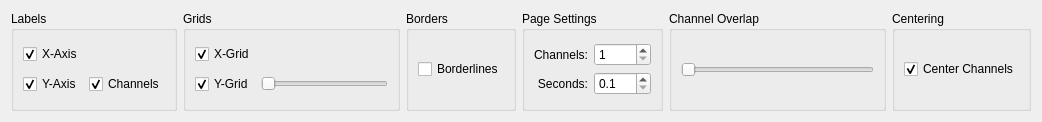
Above: src/gui_impl/signal_browser/adapt_browser_view_widget.ui from cbrnr/sigviewer before the change. Below: the same form after it.
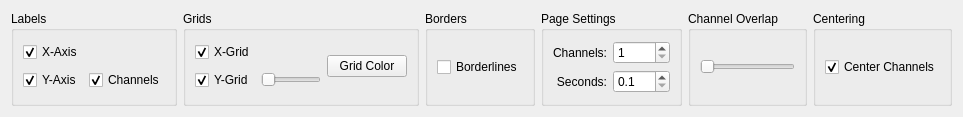
That is the form after the change.

Commit message: Added a button to pick grid color

Diff of the .ui file:
```diff
--- a/src/gui_impl/signal_browser/adapt_browser_view_widget.ui
+++ b/src/gui_impl/signal_browser/adapt_browser_view_widget.ui
@@ -6,8 +6,8 @@
    <rect>
     <x>0</x>
     <y>0</y>
-    <width>1042</width>
-    <height>122</height>
+    <width>963</width>
+    <height>117</height>
    </rect>
   </property>
   <property name="sizePolicy">
@@ -20,102 +20,6 @@
    <string>Form</string>
   </property>
   <layout class="QGridLayout" name="gridLayout_7">
-   <item row="0" column="8">
-    <widget class="QGroupBox" name="groupBox_6">
-     <property name="title">
-      <string>Centering</string>
-     </property>
-     <layout class="QGridLayout" name="gridLayout_6">
-      <item row="0" column="0">
-       <widget class="QCheckBox" name="offsetCheckBox">
-        <property name="text">
-         <string>Center Channels</string>
-        </property>
-        <property name="checked">
-         <bool>true</bool>
-        </property>
-       </widget>
-      </item>
-     </layout>
-    </widget>
-   </item>
-   <item row="0" column="6">
-    <widget class="QGroupBox" name="groupBox_5">
-     <property name="title">
-      <string>Channel Overlap</string>
-     </property>
-     <layout class="QGridLayout" name="gridLayout_5">
-      <item row="0" column="0">
-       <widget class="QSlider" name="channelOverlappingSlider">
-        <property name="maximum">
-         <number>100</number>
-        </property>
-        <property name="orientation">
-         <enum>Qt::Horizontal</enum>
-        </property>
-       </widget>
-      </item>
-     </layout>
-    </widget>
-   </item>
-   <item row="0" column="5">
-    <widget class="QGroupBox" name="groupBox_3">
-     <property name="title">
-      <string>Page Settings</string>
-     </property>
-     <layout class="QGridLayout" name="gridLayout_3">
-      <item row="0" column="0">
-       <layout class="QHBoxLayout" name="horizontalLayout">
-        <item>
-         <layout class="QVBoxLayout" name="verticalLayout">
-          <item>
-           <widget class="QLabel" name="label_2">
-            <property name="text">
-             <string>Channels:</string>
-            </property>
-            <property name="alignment">
-             <set>Qt::AlignRight|Qt::AlignTrailing|Qt::AlignVCenter</set>
-            </property>
-           </widget>
-          </item>
-          <item>
-           <widget class="QLabel" name="xUnitsPerPageLabel">
-            <property name="text">
-             <string>Seconds:</string>
-            </property>
-            <property name="alignment">
-             <set>Qt::AlignRight|Qt::AlignTrailing|Qt::AlignVCenter</set>
-            </property>
-           </widget>
-          </item>
-         </layout>
-        </item>
-        <item>
-         <layout class="QVBoxLayout" name="verticalLayout_2">
-          <item>
-           <widget class="QSpinBox" name="channelsPerPageSpinbox">
-            <property name="minimum">
-             <number>1</number>
-            </property>
-           </widget>
-          </item>
-          <item>
-           <widget class="QDoubleSpinBox" name="secsPerPageSpinbox">
-            <property name="decimals">
-             <number>1</number>
-            </property>
-            <property name="minimum">
-             <double>0.100000000000000</double>
-            </property>
-           </widget>
-          </item>
-         </layout>
-        </item>
-       </layout>
-      </item>
-     </layout>
-    </widget>
-   </item>
    <item row="0" column="0">
     <widget class="QGroupBox" name="groupBox">
      <property name="title">
@@ -161,7 +65,7 @@
       <string>Grids</string>
      </property>
      <layout class="QGridLayout" name="gridLayout_2">
-      <item row="1" column="0">
+      <item row="0" column="0">
        <widget class="QCheckBox" name="xGridCheckbox">
         <property name="enabled">
          <bool>true</bool>
@@ -174,7 +78,39 @@
         </property>
        </widget>
       </item>
-      <item row="3" column="1">
+      <item row="0" column="2" rowspan="2">
+       <widget class="QPushButton" name="grid_color_button">
+        <property name="sizePolicy">
+         <sizepolicy hsizetype="Minimum" vsizetype="Fixed">
+          <horstretch>0</horstretch>
+          <verstretch>0</verstretch>
+         </sizepolicy>
+        </property>
+        <property name="text">
+         <string>Grid Color</string>
+        </property>
+       </widget>
+      </item>
+      <item row="1" column="0">
+       <widget class="QCheckBox" name="yGridCheckbox">
+        <property name="enabled">
+         <bool>true</bool>
+        </property>
+        <property name="sizePolicy">
+         <sizepolicy hsizetype="Minimum" vsizetype="Fixed">
+          <horstretch>0</horstretch>
+          <verstretch>0</verstretch>
+         </sizepolicy>
+        </property>
+        <property name="text">
+         <string>Y-Grid</string>
+        </property>
+        <property name="checked">
+         <bool>true</bool>
+        </property>
+       </widget>
+      </item>
+      <item row="1" column="1">
        <widget class="QSlider" name="yGridSlider">
         <property name="maximum">
          <number>30</number>
@@ -193,25 +129,6 @@
         </property>
        </widget>
       </item>
-      <item row="3" column="0">
-       <widget class="QCheckBox" name="yGridCheckbox">
-        <property name="enabled">
-         <bool>true</bool>
-        </property>
-        <property name="sizePolicy">
-         <sizepolicy hsizetype="Minimum" vsizetype="Fixed">
-          <horstretch>0</horstretch>
-          <verstretch>0</verstretch>
-         </sizepolicy>
-        </property>
-        <property name="text">
-         <string>Y-Grid</string>
-        </property>
-        <property name="checked">
-         <bool>true</bool>
-        </property>
-       </widget>
-      </item>
      </layout>
     </widget>
    </item>
@@ -221,7 +138,7 @@
       <string>Borders</string>
      </property>
      <layout class="QGridLayout" name="gridLayout_4">
-      <item row="0" column="0">
+      <item row="0" column="1">
        <widget class="QCheckBox" name="checkBox">
         <property name="text">
          <string>Borderlines</string>
@@ -231,6 +148,102 @@
      </layout>
     </widget>
    </item>
+   <item row="0" column="3">
+    <widget class="QGroupBox" name="groupBox_3">
+     <property name="title">
+      <string>Page Settings</string>
+     </property>
+     <layout class="QGridLayout" name="gridLayout_3">
+      <item row="0" column="0">
+       <layout class="QHBoxLayout" name="horizontalLayout">
+        <item>
+         <layout class="QVBoxLayout" name="verticalLayout">
+          <item>
+           <widget class="QLabel" name="label_2">
+            <property name="text">
+             <string>Channels:</string>
+            </property>
+            <property name="alignment">
+             <set>Qt::AlignRight|Qt::AlignTrailing|Qt::AlignVCenter</set>
+            </property>
+           </widget>
+          </item>
+          <item>
+           <widget class="QLabel" name="xUnitsPerPageLabel">
+            <property name="text">
+             <string>Seconds:</string>
+            </property>
+            <property name="alignment">
+             <set>Qt::AlignRight|Qt::AlignTrailing|Qt::AlignVCenter</set>
+            </property>
+           </widget>
+          </item>
+         </layout>
+        </item>
+        <item>
+         <layout class="QVBoxLayout" name="verticalLayout_2">
+          <item>
+           <widget class="QSpinBox" name="channelsPerPageSpinbox">
+            <property name="minimum">
+             <number>1</number>
+            </property>
+           </widget>
+          </item>
+          <item>
+           <widget class="QDoubleSpinBox" name="secsPerPageSpinbox">
+            <property name="decimals">
+             <number>1</number>
+            </property>
+            <property name="minimum">
+             <double>0.100000000000000</double>
+            </property>
+           </widget>
+          </item>
+         </layout>
+        </item>
+       </layout>
+      </item>
+     </layout>
+    </widget>
+   </item>
+   <item row="0" column="4">
+    <widget class="QGroupBox" name="groupBox_5">
+     <property name="title">
+      <string>Channel Overlap</string>
+     </property>
+     <layout class="QGridLayout" name="gridLayout_5">
+      <item row="0" column="0">
+       <widget class="QSlider" name="channelOverlappingSlider">
+        <property name="maximum">
+         <number>100</number>
+        </property>
+        <property name="orientation">
+         <enum>Qt::Horizontal</enum>
+        </property>
+       </widget>
+      </item>
+     </layout>
+    </widget>
+   </item>
+   <item row="0" column="5">
+    <widget class="QGroupBox" name="groupBox_6">
+     <property name="title">
+      <string>Centering</string>
+     </property>
+     <layout class="QGridLayout" name="gridLayout_6">
+      <item row="0" column="0">
+       <widget class="QCheckBox" name="offsetCheckBox">
+        <property name="text">
+         <string>Center Channels</string>
+        </property>
+        <property name="checked">
+         <bool>true</bool>
+        </property>
+       </widget>
+      </item>
+     </layout>
+    </widget>
+   </item>
   </layout>
  </widget>
  <resources/>
```
The commit also changes 6 other files.
